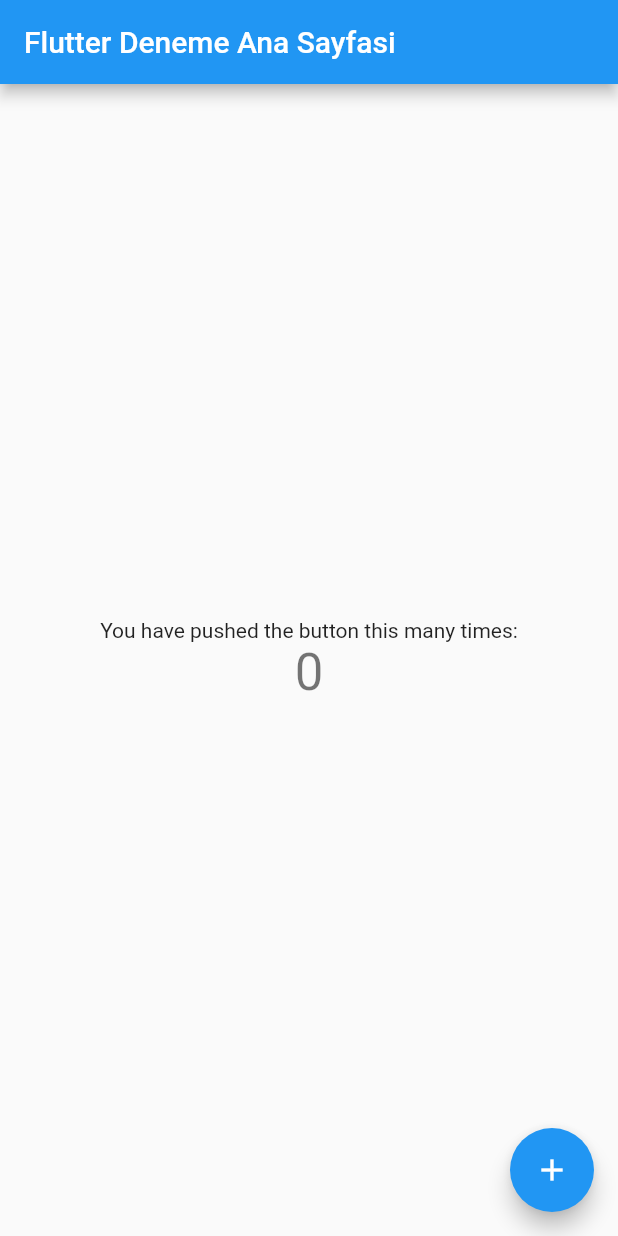
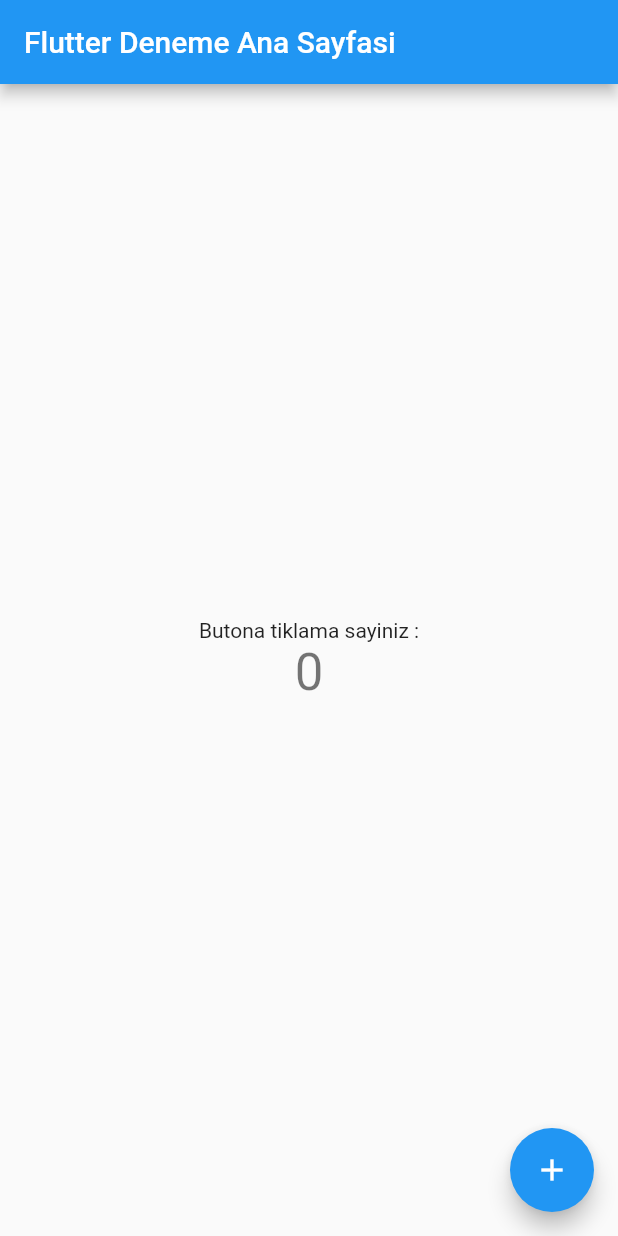
Before and after one commit to SevdanurGENC/flutter_app_89, a Flutter app: the screen it shows after launch, on a phone screen of 412 x 824 dp. Run offline on Flutter 3.47's test engine with Material 2 defaults, Android fonts, the phone set to English and light mode, and no system bars.

Commit message:
Ilk commit

```diff
--- a/lib/main.dart
+++ b/lib/main.dart
@@ -5,7 +5,7 @@ void main() {
 }
 
 class MyApp extends StatelessWidget {
-  // This widget is the root of your application.
+
   @override
   Widget build(BuildContext context) {
     return MaterialApp(
@@ -46,32 +46,15 @@ class _MyHomePageState extends State<MyHomePage> {
 
     return Scaffold(
       appBar: AppBar(
-        // Here we take the value from the MyHomePage object that was created by
-        // the App.build method, and use it to set our appbar title.
-        title: Text(widget.title),
+           title: Text(widget.title),
       ),
       body: Center(
-        // Center is a layout widget. It takes a single child and positions it
-        // in the middle of the parent.
         child: Column(
-          // Column is also a layout widget. It takes a list of children and
-          // arranges them vertically. By default, it sizes itself to fit its
-          // children horizontally, and tries to be as tall as its parent.
-          //
-          // Invoke "debug painting" (press "p" in the console, choose the
-          // "Toggle Debug Paint" action from the Flutter Inspector in Android
-          // Studio, or the "Toggle Debug Paint" command in Visual Studio Code)
-          // to see the wireframe for each widget.
-          //
-          // Column has various properties to control how it sizes itself and
-          // how it positions its children. Here we use mainAxisAlignment to
-          // center the children vertically; the main axis here is the vertical
-          // axis because Columns are vertical (the cross axis would be
-          // horizontal).
+
           mainAxisAlignment: MainAxisAlignment.center,
           children: <Widget>[
             Text(
-              'You have pushed the button this many times:',
+              'Butona tiklama sayiniz :',
             ),
             Text(
               '$_counter',
@@ -84,7 +67,7 @@ class _MyHomePageState extends State<MyHomePage> {
         onPressed: _incrementCounter,
         tooltip: 'Increment',
         child: Icon(Icons.add),
-      ), // This trailing comma makes auto-formatting nicer for build methods.
+      ),
     );
   }
 }
```
